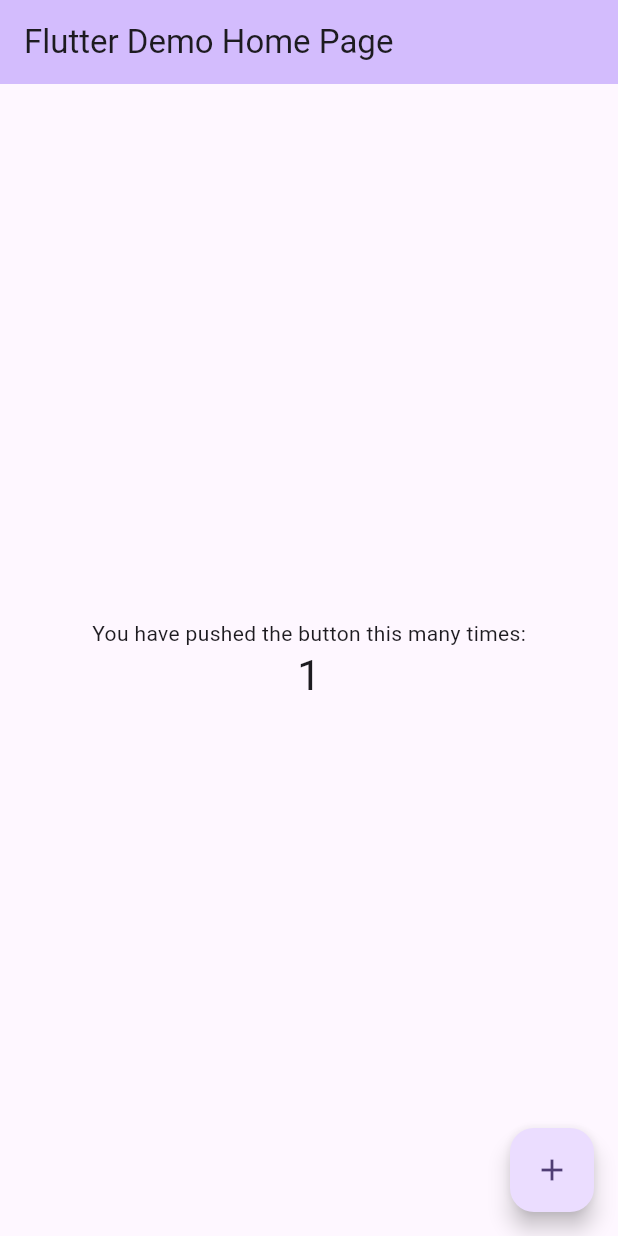
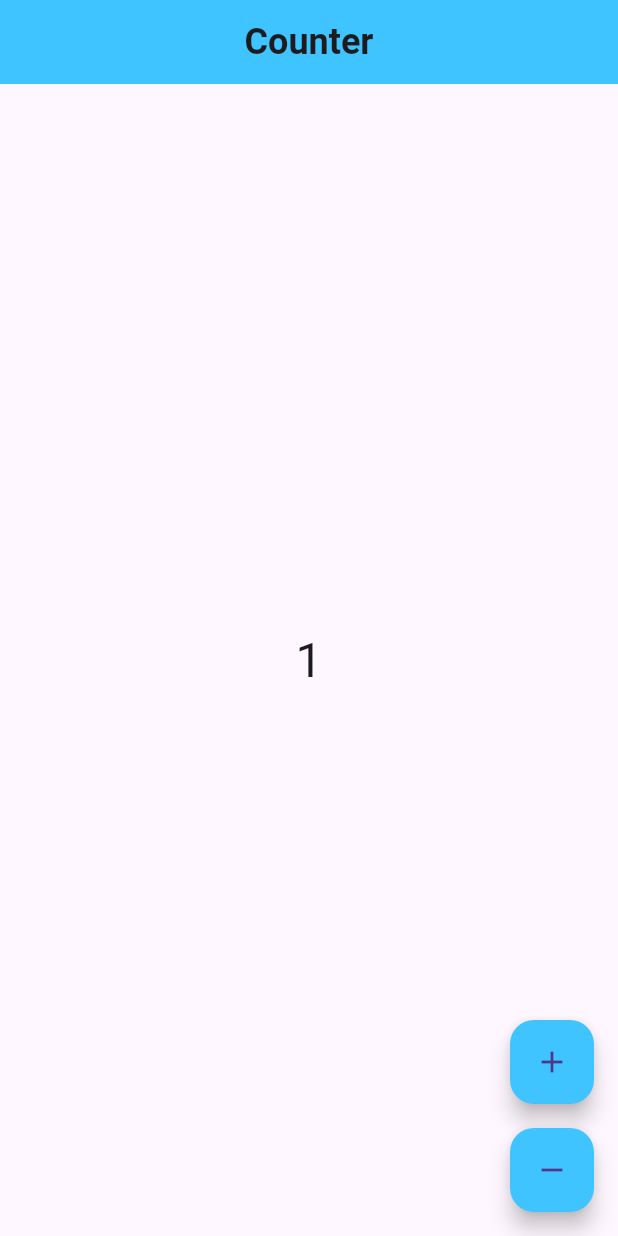
Before and after one commit to decoutkhanqindev/base_bloc_cubit, a Flutter app: the screen it shows after launch, after a tap on the "add" icon, on a phone screen of 412 x 824 dp. Run offline on Flutter 3.47's test engine with Material 3 defaults, Android fonts, the phone set to English and light mode, and no system bars; our stand-ins replace bloc, flutter_bloc.

Commit message:
counter app

```diff
--- /dev/null
+++ b/counter_app/lib/counter_app.dart
@@ -0,0 +1,12 @@
+import 'package:counter_app/screens/counter_screen.dart';
+import 'package:flutter/material.dart';
+
+/// A [CounterApp] extends [StatelessWidget] to serve as the root of the counter application.
+class CounterApp extends StatelessWidget {
+  const CounterApp({super.key});
+
+  @override
+  Widget build(BuildContext context) {
+    return const MaterialApp(home: CounterScreen());
+  }
+}
--- /dev/null
+++ b/counter_app/lib/counter_observer.dart
@@ -0,0 +1,32 @@
+import 'dart:developer';
+
+import 'package:bloc/bloc.dart';
+
+/// A [CounterObserver] extends [BlocObserver] to observe all [Bloc] events, errors, changes, and transitions.
+class CounterObserver extends BlocObserver {
+  const CounterObserver();
+
+  @override
+  void onEvent(Bloc bloc, Object? event) {
+    super.onEvent(bloc, event);
+    log(event.toString());
+  }
+
+  @override
+  void onError(BlocBase bloc, Object error, StackTrace stackTrace) {
+    super.onError(bloc, error, stackTrace);
+    log(error.toString());
+  }
+
+  @override
+  void onChange(BlocBase bloc, Change change) {
+    super.onChange(bloc, change);
+    log(change.toString());
+  }
+
+  @override
+  void onTransition(Bloc bloc, Transition transition) {
+    super.onTransition(bloc, transition);
+    log(transition.toString());
+  }
+}
--- a/counter_app/lib/main.dart
+++ b/counter_app/lib/main.dart
@@ -1,125 +1,9 @@
+import 'package:bloc/bloc.dart';
+import 'package:counter_app/counter_app.dart';
+import 'package:counter_app/counter_observer.dart';
 import 'package:flutter/material.dart';
 
 void main() {
-  runApp(const MyApp());
+  Bloc.observer = const CounterObserver();
+  runApp(const CounterApp());
 }
-
-class MyApp extends StatelessWidget {
-  const MyApp({super.key});
-
-  // This widget is the root of your application.
-  @override
-  Widget build(BuildContext context) {
-    return MaterialApp(
-      title: 'Flutter Demo',
-      theme: ThemeData(
-        // This is the theme of your application.
-        //
-        // TRY THIS: Try running your application with "flutter run". You'll see
-        // the application has a purple toolbar. Then, without quitting the app,
-        // try changing the seedColor in the colorScheme below to Colors.green
-        // and then invoke "hot reload" (save your changes or press the "hot
-        // reload" button in a Flutter-supported IDE, or press "r" if you used
-        // the command line to start the app).
-        //
-        // Notice that the counter didn't reset back to zero; the application
-        // state is not lost during the reload. To reset the state, use hot
-        // restart instead.
-        //
-        // This works for code too, not just values: Most code changes can be
-        // tested with just a hot reload.
-        colorScheme: ColorScheme.fromSeed(seedColor: Colors.deepPurple),
-        useMaterial3: true,
-      ),
-      home: const MyHomePage(title: 'Flutter Demo Home Page'),
-    );
-  }
-}
-
-class MyHomePage extends StatefulWidget {
-  const MyHomePage({super.key, required this.title});
-
-  // This widget is the home page of your application. It is stateful, meaning
-  // that it has a State object (defined below) that contains fields that affect
-  // how it looks.
-
-  // This class is the configuration for the state. It holds the values (in this
-  // case the title) provided by the parent (in this case the App widget) and
-  // used by the build method of the State. Fields in a Widget subclass are
-  // always marked "final".
-
-  final String title;
-
-  @override
-  State<MyHomePage> createState() => _MyHomePageState();
-}
-
-class _MyHomePageState extends State<MyHomePage> {
-  int _counter = 0;
-
-  void _incrementCounter() {
-    setState(() {
-      // This call to setState tells the Flutter framework that something has
-      // changed in this State, which causes it to rerun the build method below
-      // so that the display can reflect the updated values. If we changed
-      // _counter without calling setState(), then the build method would not be
-      // called again, and so nothing would appear to happen.
-      _counter++;
-    });
-  }
-
-  @override
-  Widget build(BuildContext context) {
-    // This method is rerun every time setState is called, for instance as done
-    // by the _incrementCounter method above.
-    //
-    // The Flutter framework has been optimized to make rerunning build methods
-    // fast, so that you can just rebuild anything that needs updating rather
-    // than having to individually change instances of widgets.
-    return Scaffold(
-      appBar: AppBar(
-        // TRY THIS: Try changing the color here to a specific color (to
-        // Colors.amber, perhaps?) and trigger a hot reload to see the AppBar
-        // change color while the other colors stay the same.
-        backgroundColor: Theme.of(context).colorScheme.inversePrimary,
-        // Here we take the value from the MyHomePage object that was created by
-        // the App.build method, and use it to set our appbar title.
-        title: Text(widget.title),
-      ),
-      body: Center(
-        // Center is a layout widget. It takes a single child and positions it
-        // in the middle of the parent.
-        child: Column(
-          // Column is also a layout widget. It takes a list of children and
-          // arranges them vertically. By default, it sizes itself to fit its
-          // children horizontally, and tries to be as tall as its parent.
-          //
-          // Column has various properties to control how it sizes itself and
-          // how it positions its children. Here we use mainAxisAlignment to
-          // center the children vertically; the main axis here is the vertical
-          // axis because Columns are vertical (the cross axis would be
-          // horizontal).
-          //
-          // TRY THIS: Invoke "debug painting" (choose the "Toggle Debug Paint"
-          // action in the IDE, or press "p" in the console), to see the
-          // wireframe for each widget.
-          mainAxisAlignment: MainAxisAlignment.center,
-          children: <Widget>[
-            const Text(
-              'You have pushed the button this many times:',
-            ),
-            Text(
-              '$_counter',
-              style: Theme.of(context).textTheme.headlineMedium,
-            ),
-          ],
-        ),
-      ),
-      floatingActionButton: FloatingActionButton(
-        onPressed: _incrementCounter,
-        tooltip: 'Increment',
-        child: const Icon(Icons.add),
-      ), // This trailing comma makes auto-formatting nicer for build methods.
-    );
-  }
-}
--- /dev/null
+++ b/counter_app/lib/screens/components/counter_content.dart
@@ -0,0 +1,54 @@
+import 'package:counter_app/screens/cubits/counter_cubit.dart';
+import 'package:flutter/material.dart';
+import 'package:flutter_bloc/flutter_bloc.dart';
+
+/// A [CounterContent] extends [StatelessWidget] to display the counter and
+/// allows the user to increment or decrement it using [CounterCubit].
+class CounterContent extends StatelessWidget {
+  const CounterContent({super.key});
+
+  @override
+  Widget build(BuildContext context) {
+    final textTheme = Theme.of(context).textTheme;
+    return Scaffold(
+      appBar: AppBar(
+        title: const Text(
+          'Counter',
+          style: TextStyle(
+            fontWeight: FontWeight.bold,
+            fontSize: 24,
+          ),
+        ),
+        centerTitle: true,
+        backgroundColor: Colors.lightBlueAccent,
+      ),
+      body: Center(
+        child: BlocBuilder<CounterCubit, int>(
+          builder: (context, state) {
+            return Text(
+              state.toString(),
+              style: textTheme.headlineLarge,
+            );
+          },
+        ),
+      ),
+      floatingActionButton: Column(
+        mainAxisAlignment: MainAxisAlignment.end,
+        crossAxisAlignment: CrossAxisAlignment.end,
+        children: [
+          FloatingActionButton(
+            onPressed: () => context.read<CounterCubit>().increment(),
+            backgroundColor: Colors.lightBlueAccent,
+            child: const Icon(Icons.add),
+          ),
+          const SizedBox(height: 16),
+          FloatingActionButton(
+            onPressed: () => context.read<CounterCubit>().decrement(),
+            backgroundColor: Colors.lightBlueAccent,
+            child: const Icon(Icons.remove),
+          ),
+        ],
+      ),
+    );
+  }
+}
--- /dev/null
+++ b/counter_app/lib/screens/counter_screen.dart
@@ -0,0 +1,18 @@
+import 'package:counter_app/screens/cubits/counter_cubit.dart';
+import 'package:counter_app/screens/components/counter_content.dart';
+import 'package:flutter/material.dart';
+import 'package:flutter_bloc/flutter_bloc.dart';
+
+/// A [CounterScreen] extends [StatelessWidget] to display the counter and
+/// provides [CounterCubit] to the widget tree.
+class CounterScreen extends StatelessWidget {
+  const CounterScreen({super.key});
+
+  @override
+  Widget build(BuildContext context) {
+    return BlocProvider(
+      create: (context) => CounterCubit(),
+      child: const CounterContent(),
+    );
+  }
+}
--- /dev/null
+++ b/counter_app/lib/screens/cubits/counter_cubit.dart
@@ -0,0 +1,9 @@
+import 'package:bloc/bloc.dart';
+
+/// A [CounterCubit] extends [Cubit] to manage the state of a counter.
+class CounterCubit extends Cubit<int> {
+  CounterCubit() : super(0);
+
+  void increment() => emit(state + 1);
+  void decrement() => emit(state - 1);
+}
--- a/counter_app/pubspec.yaml
+++ b/counter_app/pubspec.yaml
@@ -35,6 +35,8 @@ dependencies:
   # The following adds the Cupertino Icons font to your application.
   # Use with the CupertinoIcons class for iOS style icons.
   cupertino_icons: ^1.0.6
+  flutter_bloc: ^9.1.1
+  bloc: ^9.2.0
 
 dev_dependencies:
   flutter_test:
```
Also changed, not shown: counter_app/pubspec.lock, 4 other files.
